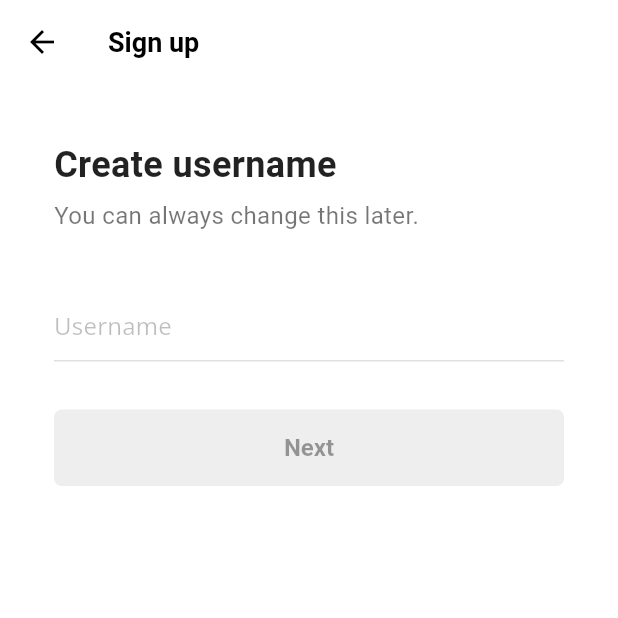
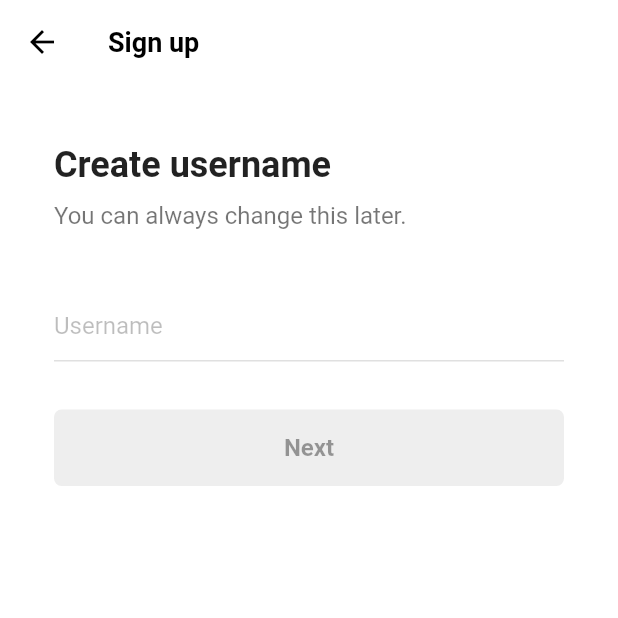
Before and after one commit to Jinwook-Song/tiktok_flutter, a Flutter app: the screen it shows after launch, after a tap on "Use email & password", on a phone screen of 412 x 824 dp, the top half of it. Run offline on Flutter 3.47's test engine with Material 2 defaults, Android fonts, the phone set to English and light mode, and no system bars; our stand-ins replace font_awesome_flutter, google_fonts, video_player, visibility_detector; network calls fail; Roboto replaces fonts that are missing (Itim).

Commit message:
feat: google fonts

```diff
--- a/lib/main.dart
+++ b/lib/main.dart
@@ -32,33 +32,8 @@ class TikTokApp extends StatelessWidget {
       themeMode: ThemeMode.system,
       theme: ThemeData(
         brightness: Brightness.light,
-        textTheme: TextTheme(
-          headline1: GoogleFonts.openSans(
-              fontSize: 96, fontWeight: FontWeight.w300, letterSpacing: -1.5),
-          headline2: GoogleFonts.openSans(
-              fontSize: 60, fontWeight: FontWeight.w300, letterSpacing: -0.5),
-          headline3:
-              GoogleFonts.openSans(fontSize: 48, fontWeight: FontWeight.w400),
-          headline4: GoogleFonts.openSans(
-              fontSize: 34, fontWeight: FontWeight.w400, letterSpacing: 0.25),
-          headline5:
-              GoogleFonts.openSans(fontSize: 24, fontWeight: FontWeight.w400),
-          headline6: GoogleFonts.openSans(
-              fontSize: 20, fontWeight: FontWeight.w500, letterSpacing: 0.15),
-          subtitle1: GoogleFonts.openSans(
-              fontSize: 16, fontWeight: FontWeight.w400, letterSpacing: 0.15),
-          subtitle2: GoogleFonts.openSans(
-              fontSize: 14, fontWeight: FontWeight.w500, letterSpacing: 0.1),
-          bodyText1: GoogleFonts.roboto(
-              fontSize: 16, fontWeight: FontWeight.w400, letterSpacing: 0.5),
-          bodyText2: GoogleFonts.roboto(
-              fontSize: 14, fontWeight: FontWeight.w400, letterSpacing: 0.25),
-          button: GoogleFonts.roboto(
-              fontSize: 14, fontWeight: FontWeight.w500, letterSpacing: 1.25),
-          caption: GoogleFonts.roboto(
-              fontSize: 12, fontWeight: FontWeight.w400, letterSpacing: 0.4),
-          overline: GoogleFonts.roboto(
-              fontSize: 10, fontWeight: FontWeight.w400, letterSpacing: 1.5),
+        textTheme: GoogleFonts.itimTextTheme(
+          ThemeData(brightness: Brightness.light).textTheme,
         ),
         primaryColor: const Color(0xFFE9435A),
         textSelectionTheme: const TextSelectionThemeData(
@@ -82,33 +57,8 @@ class TikTokApp extends StatelessWidget {
       ),
       darkTheme: ThemeData(
         brightness: Brightness.dark,
-        textTheme: TextTheme(
-          headline1: GoogleFonts.openSans(
-              fontSize: 96, fontWeight: FontWeight.w300, letterSpacing: -1.5),
-          headline2: GoogleFonts.openSans(
-              fontSize: 60, fontWeight: FontWeight.w300, letterSpacing: -0.5),
-          headline3:
-              GoogleFonts.openSans(fontSize: 48, fontWeight: FontWeight.w400),
-          headline4: GoogleFonts.openSans(
-              fontSize: 34, fontWeight: FontWeight.w400, letterSpacing: 0.25),
-          headline5:
-              GoogleFonts.openSans(fontSize: 24, fontWeight: FontWeight.w400),
-          headline6: GoogleFonts.openSans(
-              fontSize: 20, fontWeight: FontWeight.w500, letterSpacing: 0.15),
-          subtitle1: GoogleFonts.openSans(
-              fontSize: 16, fontWeight: FontWeight.w400, letterSpacing: 0.15),
-          subtitle2: GoogleFonts.openSans(
-              fontSize: 14, fontWeight: FontWeight.w500, letterSpacing: 0.1),
-          bodyText1: GoogleFonts.roboto(
-              fontSize: 16, fontWeight: FontWeight.w400, letterSpacing: 0.5),
-          bodyText2: GoogleFonts.roboto(
-              fontSize: 14, fontWeight: FontWeight.w400, letterSpacing: 0.25),
-          button: GoogleFonts.roboto(
-              fontSize: 14, fontWeight: FontWeight.w500, letterSpacing: 1.25),
-          caption: GoogleFonts.roboto(
-              fontSize: 12, fontWeight: FontWeight.w400, letterSpacing: 0.4),
-          overline: GoogleFonts.roboto(
-              fontSize: 10, fontWeight: FontWeight.w400, letterSpacing: 1.5),
+        textTheme: GoogleFonts.itimTextTheme(
+          ThemeData(brightness: Brightness.dark).textTheme,
         ),
         primaryColor: const Color(0xFFE9435A),
         textSelectionTheme: const TextSelectionThemeData(
```
Also changed, not shown: 1 other file.
